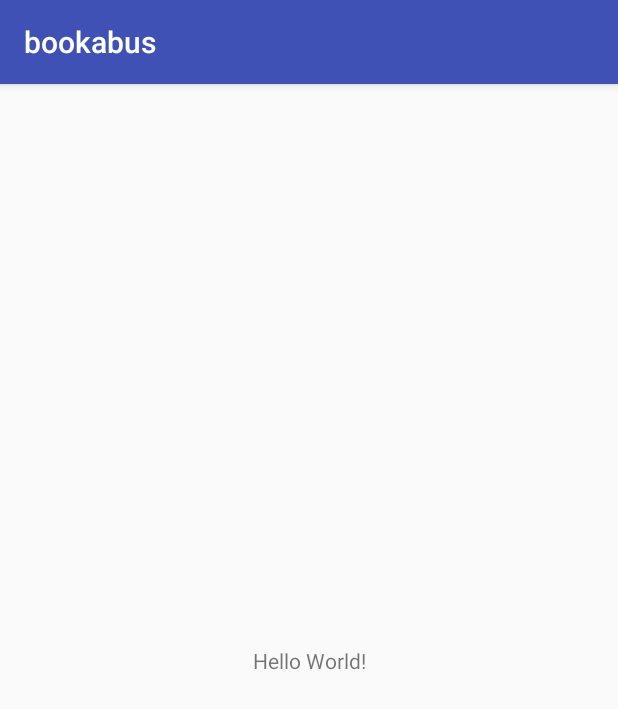
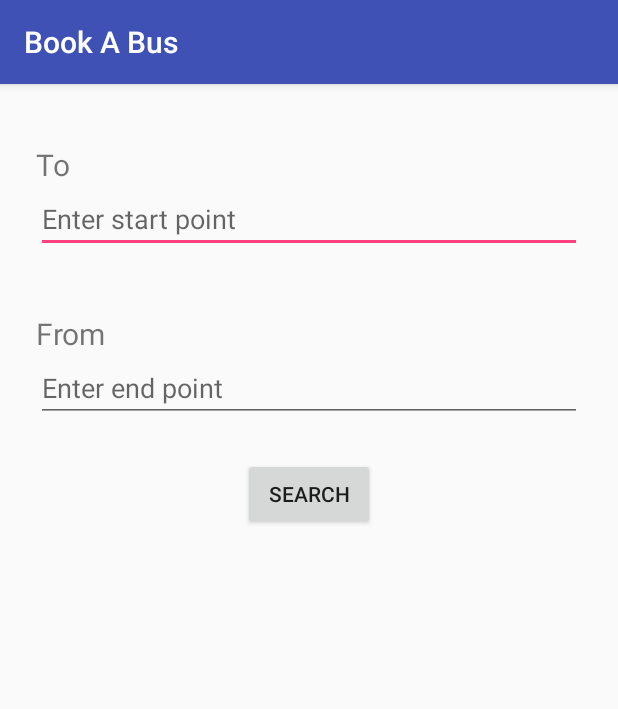
Before and after one commit to switchkiller/bookabus, an Android app: the screen it shows after launch (MainActivity), on a phone screen of 412 x 824 dp. Shown: the top 709 px of the screen. Run offline under Robolectric (Android 15) with nearby library versions, the phone set to English and light mode, and no system bars.

Commit message:
Main screen created - initial Issue: #1

```diff
--- a/app/src/main/java/com/develop/everest/bookabus/MainActivity.java
+++ b/app/src/main/java/com/develop/everest/bookabus/MainActivity.java
@@ -10,4 +10,5 @@ public class MainActivity extends AppCompatActivity {
         super.onCreate(savedInstanceState);
         setContentView(R.layout.activity_main);
     }
+
 }
--- a/app/src/main/res/layout/activity_main.xml
+++ b/app/src/main/res/layout/activity_main.xml
@@ -1,19 +1,66 @@
 <?xml version="1.0" encoding="utf-8"?>
-<android.support.constraint.ConstraintLayout
+<LinearLayout
     xmlns:android="http://schemas.android.com/apk/res/android"
     xmlns:tools="http://schemas.android.com/tools"
-    xmlns:app="http://schemas.android.com/apk/res-auto"
     android:layout_width="match_parent"
     android:layout_height="match_parent"
+    android:orientation="vertical"
     tools:context=".MainActivity">
 
+    <RelativeLayout
+        android:layout_width="match_parent"
+        android:layout_height="wrap_content"
+        android:layout_marginTop="@dimen/top_margin"
+        android:layout_marginStart="@dimen/start_end_margin"
+        android:layout_marginEnd="@dimen/start_end_margin">
+
     <TextView
+        android:id="@+id/to_box"
+        android:layout_width="match_parent"
+        android:layout_height="wrap_content"
+        android:text="@string/to"
+        android:textSize="@dimen/description_size" />
+
+    <EditText
+        android:id="@+id/start_point"
+        android:layout_width="match_parent"
+        android:layout_height="wrap_content"
+        android:layout_below="@+id/to_box"
+        android:textSize="@dimen/edit_msg_size"
+        android:hint="@string/to_msg"/>
+
+    </RelativeLayout>
+
+    <RelativeLayout
+        android:layout_width="match_parent"
+        android:layout_height="wrap_content"
+        android:layout_marginTop="@dimen/top_margin"
+        android:layout_marginStart="@dimen/start_end_margin"
+        android:layout_marginEnd="@dimen/start_end_margin">
+
+        <TextView
+            android:id="@+id/from_box"
+            android:layout_width="match_parent"
+            android:layout_height="wrap_content"
+            android:text="@string/from"
+            android:textSize="@dimen/description_size" />
+
+        <EditText
+            android:id="@+id/end_point"
+            android:layout_width="match_parent"
+            android:layout_height="wrap_content"
+            android:layout_below="@+id/from_box"
+            android:textSize="@dimen/edit_msg_size"
+            android:hint="@string/from_msg"/>
+
+    </RelativeLayout>
+
+    <Button
+        android:id="@+id/search_btn"
         android:layout_width="wrap_content"
         android:layout_height="wrap_content"
-        android:text="Hello World!"
-        app:layout_constraintBottom_toBottomOf="parent"
-        app:layout_constraintLeft_toLeftOf="parent"
-        app:layout_constraintRight_toRightOf="parent"
-        app:layout_constraintTop_toTopOf="parent" />
+        android:layout_marginTop="@dimen/start_end_margin"
+        android:layout_gravity="center_vertical|center_horizontal"
+        android:text="@string/search_string" />
 
-</android.support.constraint.ConstraintLayout>
+</LinearLayout>
--- /dev/null
+++ b/app/src/main/res/values/dimen.xml
@@ -0,0 +1,9 @@
+<?xml version="1.0" encoding="utf-8"?>
+<resources>
+    <dimen name="to_from_box_height">40dp</dimen>
+    <dimen name="start_end_margin">24dp</dimen>
+    <dimen name="top_margin">40dp</dimen>
+
+    <dimen name="description_size">20sp</dimen>
+    <dimen name="edit_msg_size">18sp</dimen>
+</resources>
--- a/app/src/main/res/values/strings.xml
+++ b/app/src/main/res/values/strings.xml
@@ -1,3 +1,9 @@
 <resources>
-    <string name="app_name">bookabus</string>
+    <string name="app_name">Book A Bus</string>
+
+    <string name="to">To</string>
+    <string name="from">From</string>
+    <string name="to_msg">Enter start point</string>
+    <string name="from_msg">Enter end point</string>
+    <string name="search_string">Search</string>
 </resources>
--- a/app/src/main/res/values/styles.xml
+++ b/app/src/main/res/values/styles.xml
@@ -8,4 +8,5 @@
         <item name="colorAccent">@color/colorAccent</item>
     </style>
 
+
 </resources>
```
